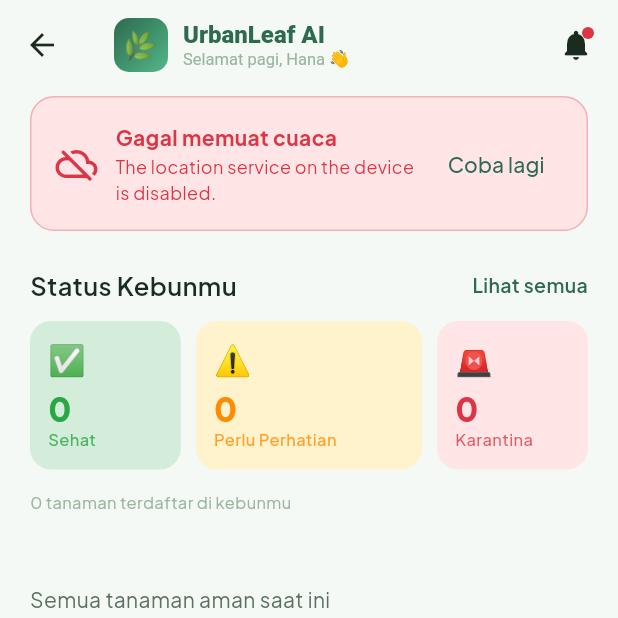
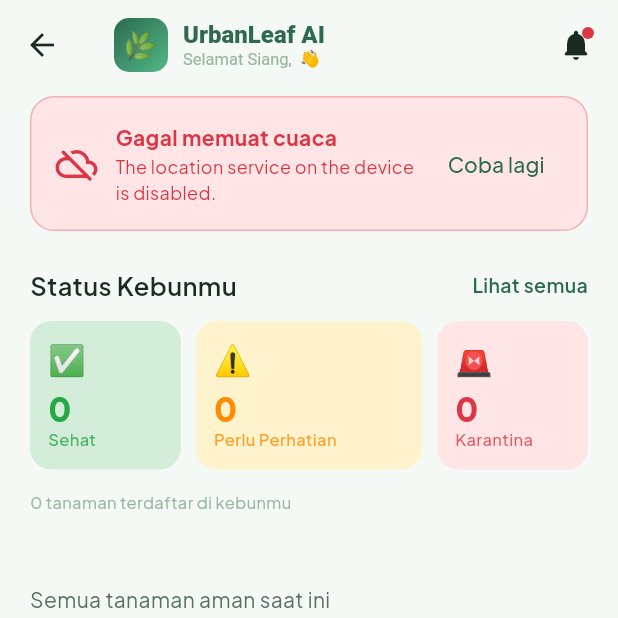
Before and after one commit to citylighxts/urban_leaf, a Flutter app: the HomePage screen opened directly, on a phone screen of 412 x 824 dp, the top half of it. Run offline on Flutter 3.47's test engine with Material 3 defaults, Android fonts, the phone set to English and light mode, and no system bars; our stand-ins replace cloud_firestore, firebase_auth, firebase_core, firebase_crashlytics, geocoding, geolocator and 2 more; accounts and stored records are empty; Roboto replaces fonts that are missing (PlusJakartaSans).

Commit message:
fix: add dynamic greeting message based on time and user name

```diff
--- a/lib/pages/home/home_page.dart
+++ b/lib/pages/home/home_page.dart
@@ -1,3 +1,4 @@
+import 'package:firebase_auth/firebase_auth.dart';
 import 'package:flutter/material.dart';
 
 import '../../core/services/alert_generator_service.dart';
@@ -78,6 +79,26 @@ class _HomePageState extends State<HomePage> {
         plant.copyWith(status: PlantStatus.needsAttention),
       ).catchError((_) => plant);
     }
+  }
+
+  String get _greeting {
+    final hour = DateTime.now().hour;
+    final String salut;
+    if (hour >= 4 && hour < 10) {
+      salut = 'Pagi';
+    } else if (hour >= 10 && hour < 15) {
+      // 14:30 → use minute check
+      salut = (hour == 14 && DateTime.now().minute >= 30) ? 'Sore' : 'Siang';
+    } else if (hour >= 15 && hour < 18) {
+      salut = 'Sore';
+    } else {
+      salut = 'Malam';
+    }
+    final user = FirebaseAuth.instance.currentUser;
+    final name = (user?.displayName?.trim().isNotEmpty == true)
+        ? user!.displayName!.split(' ').first
+        : user?.email?.split('@').first ?? 'Kamu';
+    return 'Selamat $salut, $name 👋';
   }
 
   void _markAlertHandled(String id) {
@@ -273,7 +294,7 @@ class _HomePageState extends State<HomePage> {
                   color: AppColors.primary,
                 ),
               ),
-              Text('Selamat pagi, Hana 👋', style: AppTextStyles.caption),
+              Text(_greeting, style: AppTextStyles.caption),
             ],
           ),
         ],
```
